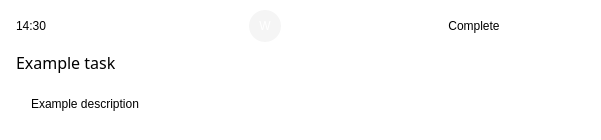
Qt form uis/scripts/ui_note_item.ui (GorgeousOne/TaskManagementApp) before a commit.
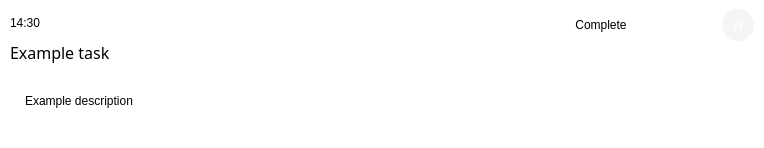
The same form after that commit. Icons and pictures are not drawn.

Commit message: fiddeling around with stupid note items

The edit to the form file:
```diff
--- a/uis/scripts/ui_note_item.ui
+++ b/uis/scripts/ui_note_item.ui
@@ -6,46 +6,121 @@
    <rect>
     <x>0</x>
     <y>0</y>
-    <width>601</width>
-    <height>140</height>
+    <width>764</width>
+    <height>148</height>
    </rect>
   </property>
   <property name="styleSheet">
    <string notr="true">font: 25 12pt &quot;Segoe UI Light&quot;;
 background: rgba(0, 0, 0, 0)</string>
   </property>
-  <property name="frameShape">
-   <enum>QFrame::StyledPanel</enum>
-  </property>
-  <property name="frameShadow">
-   <enum>QFrame::Raised</enum>
-  </property>
-  <layout class="QVBoxLayout" name="verticalLayout_2">
-   <property name="spacing">
+  <layout class="QVBoxLayout" name="verticalLayout">
+   <property name="spacing">
+    <number>5</number>
+   </property>
+   <property name="leftMargin">
+    <number>0</number>
+   </property>
+   <property name="topMargin">
     <number>0</number>
    </property>
-   <property name="leftMargin">
+   <property name="rightMargin">
+    <number>0</number>
+   </property>
+   <property name="bottomMargin">
     <number>15</number>
    </property>
+   <item>
+    <widget class="QWidget" name="top_bar_widget" native="true">
+     <layout class="QHBoxLayout" name="horizontalLayout">
+      <property name="spacing">
+       <number>10</number>
+      </property>
+      <property name="leftMargin">
+       <number>0</number>
+      </property>
    <property name="topMargin">
     <number>0</number>
    </property>
    <property name="rightMargin">
-    <number>15</number>
+       <number>0</number>
    </property>
    <property name="bottomMargin">
-    <number>15</number>
+       <number>0</number>
    </property>
    <item>
-    <layout class="QGridLayout" name="gridLayout" columnstretch="1,1,1,1">
-     <item row="0" column="3">
+       <widget class="QWidget" name="title_bar" native="true">
+        <property name="sizePolicy">
+         <sizepolicy hsizetype="Expanding" vsizetype="Preferred">
+          <horstretch>0</horstretch>
+          <verstretch>0</verstretch>
+         </sizepolicy>
+        </property>
+        <property name="minimumSize">
+         <size>
+          <width>0</width>
+          <height>50</height>
+         </size>
+        </property>
+        <layout class="QVBoxLayout" name="vertical_layout_2">
+         <property name="spacing">
+          <number>5</number>
+         </property>
+         <property name="leftMargin">
+          <number>10</number>
+         </property>
+         <property name="topMargin">
+          <number>10</number>
+         </property>
+         <property name="rightMargin">
+          <number>0</number>
+         </property>
+         <property name="bottomMargin">
+          <number>0</number>
+         </property>
+         <item>
+          <widget class="QLabel" name="time_label">
+           <property name="text">
+            <string>14:30</string>
+           </property>
+          </widget>
+         </item>
+         <item>
+          <widget class="QLabel" name="title_label">
+           <property name="font">
+            <font>
+             <family>Segoe UI Light</family>
+             <pointsize>12</pointsize>
+             <weight>3</weight>
+             <italic>false</italic>
+             <bold>false</bold>
+            </font>
+           </property>
+           <property name="text">
+            <string>Example task</string>
+           </property>
+           <property name="wordWrap">
+            <bool>true</bool>
+           </property>
+          </widget>
+         </item>
+        </layout>
+       </widget>
+      </item>
+      <item alignment="Qt::AlignTop">
       <widget class="QWidget" name="button_bar" native="true">
        <property name="enabled">
         <bool>true</bool>
        </property>
+        <property name="sizePolicy">
+         <sizepolicy hsizetype="Minimum" vsizetype="Preferred">
+          <horstretch>0</horstretch>
+          <verstretch>0</verstretch>
+         </sizepolicy>
+        </property>
        <property name="minimumSize">
         <size>
-         <width>220</width>
+          <width>0</width>
          <height>50</height>
         </size>
        </property>
@@ -67,27 +142,14 @@
          <number>0</number>
         </property>
         <property name="topMargin">
-         <number>0</number>
+          <number>5</number>
         </property>
         <property name="rightMargin">
          <number>0</number>
         </property>
         <property name="bottomMargin">
-         <number>0</number>
-        </property>
-        <item>
-         <spacer name="horizontalSpacer">
-          <property name="orientation">
-           <enum>Qt::Horizontal</enum>
-          </property>
-          <property name="sizeHint" stdset="0">
-           <size>
-            <width>40</width>
-            <height>20</height>
-           </size>
-          </property>
-         </spacer>
-        </item>
+          <number>5</number>
+         </property>
         <item>
          <widget class="QPushButton" name="toggle_done_btn">
           <property name="sizePolicy">
@@ -175,43 +237,29 @@
        </layout>
       </widget>
      </item>
-     <item row="0" column="1">
-      <spacer name="horizontalSpacer_2">
-       <property name="orientation">
-        <enum>Qt::Horizontal</enum>
-       </property>
-       <property name="sizeHint" stdset="0">
+      <item alignment="Qt::AlignTop">
+       <widget class="QWidget" name="widget" native="true">
+        <property name="minimumSize">
         <size>
-         <width>40</width>
-         <height>20</height>
-        </size>
-       </property>
-      </spacer>
-     </item>
-     <item row="0" column="0">
-      <widget class="QLabel" name="time_label">
-       <property name="layoutDirection">
-        <enum>Qt::LeftToRight</enum>
-       </property>
-       <property name="text">
-        <string>14:30</string>
-       </property>
-      </widget>
-     </item>
-     <item row="0" column="2">
-      <widget class="QWidget" name="verticalWidget" native="true">
-       <layout class="QVBoxLayout" name="verticalLayout">
+          <width>0</width>
+          <height>50</height>
+         </size>
+        </property>
+        <layout class="QVBoxLayout" name="verticalLayout_2">
+         <property name="spacing">
+          <number>0</number>
+         </property>
         <property name="leftMargin">
          <number>0</number>
         </property>
         <property name="topMargin">
-         <number>0</number>
+          <number>5</number>
         </property>
         <property name="rightMargin">
-         <number>0</number>
+          <number>10</number>
         </property>
         <property name="bottomMargin">
-         <number>0</number>
+          <number>5</number>
         </property>
         <item>
          <widget class="QPushButton" name="project_btn">
@@ -243,48 +291,6 @@
       </widget>
      </item>
     </layout>
-   </item>
-   <item>
-    <widget class="QWidget" name="title_bar" native="true">
-     <layout class="QVBoxLayout" name="vertical_layout_2">
-      <property name="leftMargin">
-       <number>0</number>
-      </property>
-      <property name="topMargin">
-       <number>0</number>
-      </property>
-      <property name="rightMargin">
-       <number>0</number>
-      </property>
-      <property name="bottomMargin">
-       <number>0</number>
-      </property>
-      <item>
-       <widget class="QLabel" name="title_label">
-        <property name="sizePolicy">
-         <sizepolicy hsizetype="Expanding" vsizetype="Preferred">
-          <horstretch>0</horstretch>
-          <verstretch>0</verstretch>
-         </sizepolicy>
-        </property>
-        <property name="font">
-         <font>
-          <family>Segoe UI Light</family>
-          <pointsize>12</pointsize>
-          <weight>3</weight>
-          <italic>false</italic>
-          <bold>false</bold>
-         </font>
-        </property>
-        <property name="text">
-         <string>Example task</string>
-        </property>
-        <property name="wordWrap">
-         <bool>true</bool>
-        </property>
-       </widget>
-      </item>
-     </layout>
     </widget>
    </item>
    <item>
@@ -294,21 +300,21 @@
        <number>0</number>
       </property>
       <property name="leftMargin">
-       <number>15</number>
+       <number>25</number>
       </property>
       <property name="topMargin">
-       <number>10</number>
-      </property>
-      <property name="rightMargin">
        <number>0</number>
       </property>
+      <property name="rightMargin">
+       <number>25</number>
+      </property>
       <property name="bottomMargin">
        <number>0</number>
       </property>
       <item>
        <widget class="QLabel" name="description_label">
         <property name="sizePolicy">
-         <sizepolicy hsizetype="Preferred" vsizetype="Expanding">
+         <sizepolicy hsizetype="Preferred" vsizetype="Minimum">
           <horstretch>0</horstretch>
           <verstretch>0</verstretch>
          </sizepolicy>
```
Left out of the diff: 6 changed lines with no effect on the pictures. Lines whose indentation alone changed are shown as unchanged. The commit also changes 5 other files.
